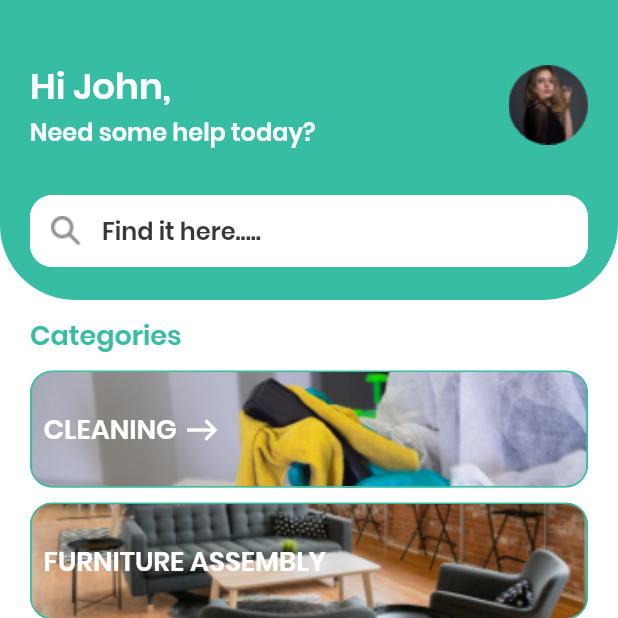
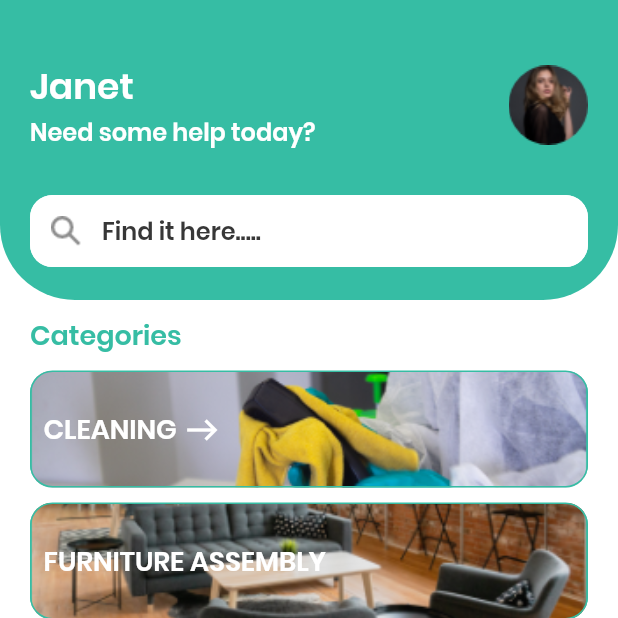
Before and after one commit to usama62/voila, a Flutter app: the Categories screen opened directly, on a phone screen of 412 x 824 dp, the top half of it. Run offline on Flutter 3.47's test engine with Material 2 defaults, Android fonts, the light colour scheme and no system bars; our stand-ins replace flutter_rating_bar, image_picker, localstorage; statements that could not run were skipped.

Commit message:
fixes for video

```diff
--- a/lib/constants/Global.dart
+++ b/lib/constants/Global.dart
@@ -1,8 +1,8 @@
 class Global {
   static const String baseUrl = "https://voilapro.nl";
   static const String _login = "/apis/login.php";
-  static const String _forgetPassword = "/apis/forgot_password.php";
-  static const String _register = "/apis//register.php";
+  static const String _forgetPassword = "/apis/forgotPassword.php";
+  static const String _register = "/apis/register.php";
   static const String _profile = "/apis/get_profile.php";
   static const String _updateProfile = "/apis/edit_profile.php";
   static const String _saveOfficerRating = "/apis/rating.php";
--- a/lib/screens/Booking.dart
+++ b/lib/screens/Booking.dart
@@ -1,4 +1,5 @@
 import 'package:flutter/material.dart';
+import 'package:voila/screens/tab_navigator.dart';
 
 class Booking extends StatefulWidget {
   const Booking({
@@ -29,7 +30,8 @@ class _BookingState extends State<Booking> {
         centerTitle: true,
         leading: IconButton(
           icon: const Icon(Icons.arrow_back),
-          onPressed: () => Navigator.of(context).pop(),
+          onPressed: () => Navigator.push(context,
+              MaterialPageRoute(builder: (context) => const TabNavigator())),
         ),
         backgroundColor: const Color(0xFF36BDA4),
         title: const Text(
--- a/lib/screens/Categories.dart
+++ b/lib/screens/Categories.dart
@@ -1,7 +1,7 @@
 import 'package:flutter/material.dart';
 import 'package:localstorage/localstorage.dart';
-import 'package:voila/screens/booking.dart';
 import 'package:voila/screens/create_profile.dart';
+import 'package:voila/screens/login.dart';
 
 class Categories extends StatefulWidget {
   const Categories({
@@ -15,13 +15,17 @@ class Categories extends StatefulWidget {
 class _CategoriesState extends State<Categories> {
   final storage = LocalStorage('user_data');
   final GlobalKey<ScaffoldState> _scaffoldKey = GlobalKey();
-  PageController PagesController = PageController();
-  List<Widget> pages = [Categories(), Booking()];
 
   void onpagechanged(int index) {
     setState(() {
       selectedIndex = index;
     });
+  }
+
+  logout(){
+    storage.deleteItem('user_data');
+    Navigator.push(context,
+              MaterialPageRoute(builder: (context) => const Login()));
   }
 
   var username = '';
@@ -215,7 +219,7 @@ class _CategoriesState extends State<Categories> {
                           fontSize: 16,
                           fontWeight: FontWeight.w400)),
                   onTap: () {
-                    Navigator.pop(context);
+                    logout();
                   },
                 ),
                 const Divider(
@@ -248,14 +252,14 @@ class _CategoriesState extends State<Categories> {
                         mainAxisAlignment: MainAxisAlignment.spaceBetween,
                         children: [
                           RichText(
-                            text: const TextSpan(
-                              text: 'Hi John,\n',
-                              style: TextStyle(
+                            text: TextSpan(
+                              text: username != '' ? "Hi "+username+"\n" : "Janet\n",
+                              style: const TextStyle(
                                   color: Color(0xFFFFFFFF),
                                   fontFamily: "PoppinsSemiBold",
                                   fontSize: 24,
                                   fontWeight: FontWeight.w600),
-                              children: <TextSpan>[
+                              children: const <TextSpan>[
                                 TextSpan(
                                   text: 'Need some help today?',
                                   style: TextStyle(
--- a/lib/screens/create_profile.dart
+++ b/lib/screens/create_profile.dart
@@ -52,7 +52,7 @@ class _CreateProfileState extends State<CreateProfile> {
     }
 
     Map<String, String> body = {
-      "id": userData['user_id'],
+      "id": userData['id'],
       "remote": remote,
       "jobTitle": _jobTitleController.text,
       "description": _descriptionController.text,
```
Also changed, not shown: lib/screens/Signup.dart (+15 -12 lines), lib/screens/forgot_pass.dart (+13 -22 lines), lib/screens/login.dart (+6 -5 lines), pubspec.lock.
